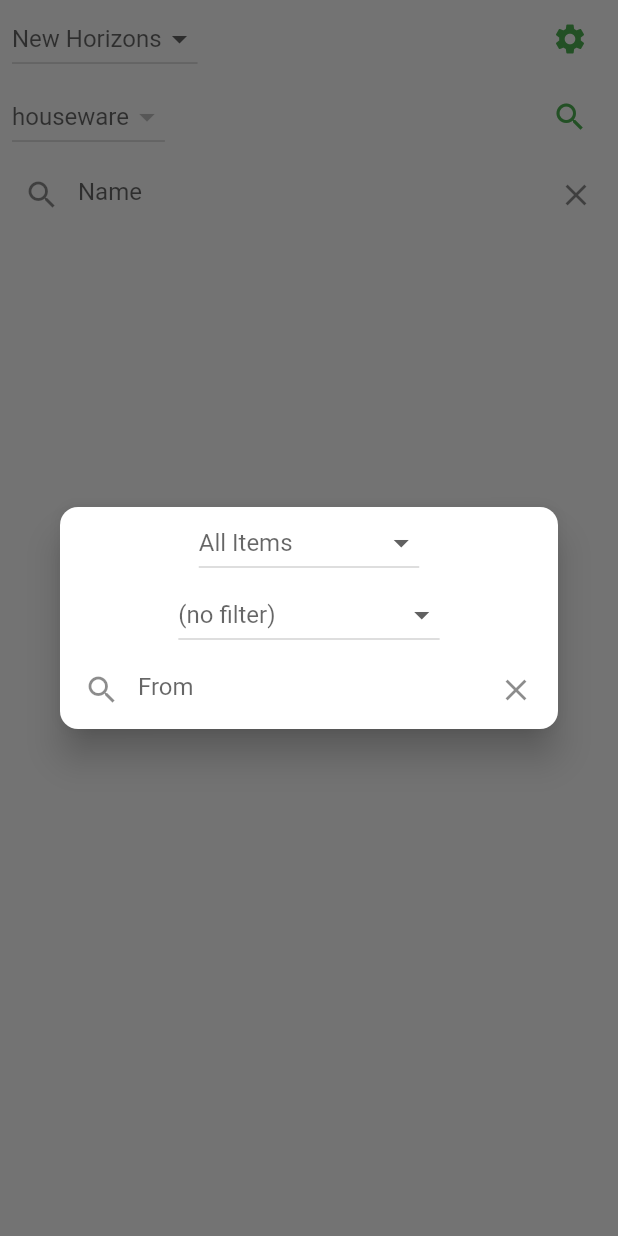
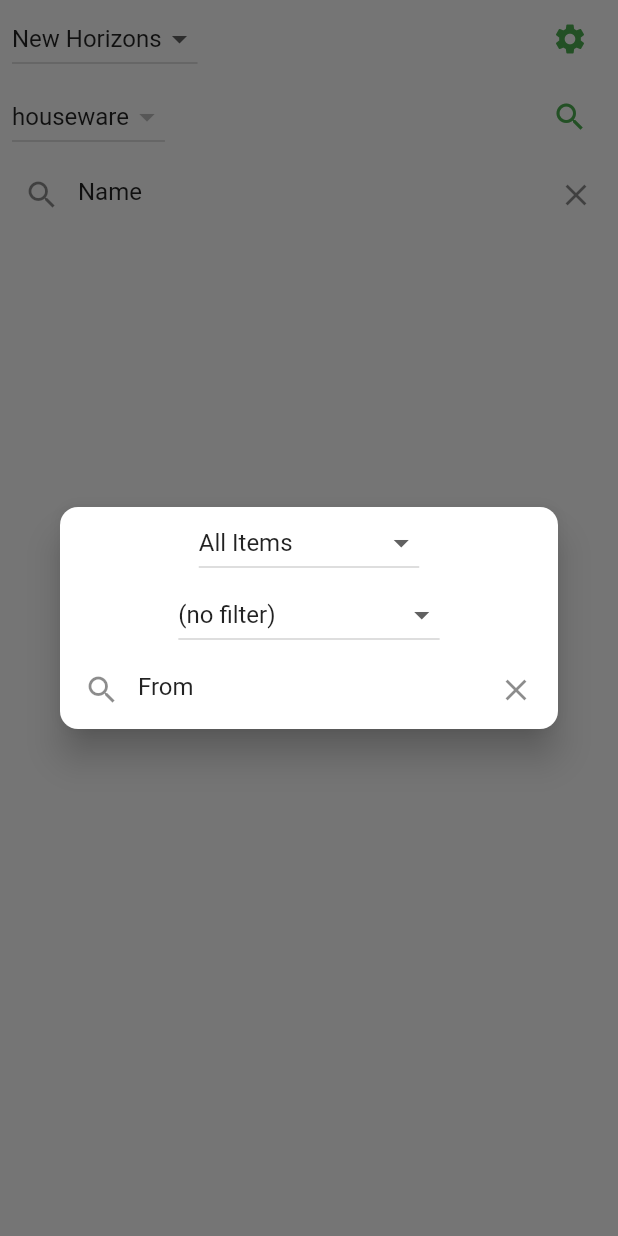
Before and after one commit to armlesswunder/accFlutter, a Flutter app: the screen it shows after launch, after a tap on the "search" icon, on a phone screen of 412 x 824 dp. Run offline on Flutter 3.47's test engine with Material 2 defaults, Android fonts, the light colour scheme and no system bars; our stand-ins replace drift, shared_preferences; accounts and stored records are empty; generated files the repository leaves out were written again; statements that could not run were skipped.

Commit message:
darkMode

```diff
--- a/animal_crossing_catalog_flutter/lib/main.dart
+++ b/animal_crossing_catalog_flutter/lib/main.dart
@@ -1,6 +1,8 @@
 import 'package:animal_crossing_catalog_flutter/MyDatabase.dart';
 import 'package:flutter/material.dart';
 import 'package:shared_preferences/shared_preferences.dart';
+
+bool darkMode = false;
 
 void main() {
   runApp(const MyApp());
@@ -14,7 +16,26 @@
     return MaterialApp(
       title: 'Animal Crossing Catalog',
       theme: ThemeData(
-        primarySwatch: Colors.green,
+        primarySwatch: darkMode ? Colors.deepOrange : Colors.green,
+        scaffoldBackgroundColor: darkMode ? Colors.black87:Colors.white,
+        dialogBackgroundColor: darkMode ? const Color(-12632257):Colors.white,
+        canvasColor: darkMode ? const Color(-12632257):Colors.white,
+        hintColor: darkMode ? Colors.black87:Colors.white70,
+        textTheme: const TextTheme(
+          bodyText1: TextStyle(),
+          bodyText2: TextStyle(),
+          button: TextStyle(),
+        ).apply(
+          bodyColor: !darkMode ? Colors.black87:Colors.white70,
+          displayColor: !darkMode ? Colors.black87:Colors.white70,
+        ),
+          inputDecorationTheme: InputDecorationTheme(
+            filled: true,
+            fillColor: darkMode ? const Color(-14935012):Colors.white10,
+            iconColor: !darkMode ? Colors.black87:Colors.white70,
+            hintStyle: TextStyle(color: !darkMode ? Colors.black87:Colors.white70),
+            labelStyle: TextStyle(color: !darkMode ? Colors.black87:Colors.white70),
+          )
       ),
       home: const MyHomePage(title: 'Animal Crossing Catalog'),
     );
@@ -70,6 +91,9 @@
   final TextEditingController _controller = TextEditingController();
   final TextEditingController _fromController = TextEditingController();
 
+  bool critterColors = true;
+  bool useCurrentDate = true;
+
   @override
   void initState() {
     db = MyDatabase();
@@ -89,8 +113,13 @@
     game = prefs?.getString("game") ?? defaultGame;
     type = prefs?.getString("type") ?? defaultType;
     from = prefs?.getString("${game+type}From") ?? "";
+
     selectedFilter = prefs?.getInt("${game+type}SelectedFilter") ?? FILTER_SELECTED_ALL;
     selectedMonth = prefs?.getInt("${game+type}SelectedMonth") ?? 0;
+
+    darkMode = prefs?.getBool("darkMode") ?? false;
+    critterColors = prefs?.getBool("critterColors") ?? true;
+    useCurrentDate = prefs?.getBool("useCurrentDate") ?? true;
 
     var gameIndex = prefixList.indexOf(game);
     gameDisplay = gamesList[gameIndex];
@@ -121,7 +150,7 @@
 
   Future<void> getData() async {
     List<Map<String, dynamic>> r;
-    getPrefs();
+    await getPrefs();
     if (isSeasonalType(type) && selectedMonth > 0) {
       r = await db!.getSeasonalData(game, type, monthValues[selectedMonth], selectedMonth, monthValues);
     } else {
@@ -174,10 +203,9 @@
 
   @override
   Widget build(BuildContext context) {
-
     return Scaffold(
         appBar: AppBar(
-          backgroundColor: const Color.fromARGB(255, 0, 50, 0),
+          backgroundColor: darkMode ? const Color.fromARGB(255, 0, 0, 0) : const Color.fromARGB(255, 0, 50, 0),
           toolbarHeight: 0.0,
         ),
         body: Column(
@@ -192,10 +220,14 @@
                       gameDropDown(),
                       IconButton(
                         icon: const Icon(Icons.settings),
-                        color: Colors.green,
+                        color: darkMode ? Colors.white60 : Colors.green,
                         tooltip: 'Settings',
                         onPressed: () {
-
+                          Navigator.push(context, MaterialPageRoute<void>(
+                            builder: (BuildContext context) {
+                              return getSettingsScreen();
+                            },
+                          ));
                         },
                       ),
                     ],
@@ -209,7 +241,7 @@
                       typeDropDown(),
                       IconButton(
                         icon: const Icon(Icons.search),
-                        color: Colors.green,
+                        color: darkMode ? Colors.white60 : Colors.green,
                         tooltip: 'Filter',
                         onPressed: () {
                           showDialog(context: context, builder: (BuildContext context) => getFilterDialog());
@@ -223,6 +255,7 @@
             Padding(
               padding: const EdgeInsets.symmetric(horizontal: 4, vertical: 2),
               child: TextField(
+                style: TextStyle(color: !darkMode ? Colors.black87:Colors.white70),
                 controller: _controller,
                 onChanged: onSearchChanged,
                 decoration: InputDecoration(
@@ -255,7 +288,7 @@
                             child: Container(
                               padding: const EdgeInsets.all(8.0),
                               child: Center(
-                                child: Text(displayList[index]['Name']),
+                                child: Text(displayList[index]['Name'], style: TextStyle(color: (darkMode ? Colors.white60 : Colors.black87))),
                               ),
                             ),
                           ),
@@ -277,7 +310,8 @@
                               flex: 1,
                               child: Container(
                                 padding: const EdgeInsets.all(8.0),
-                                child: Checkbox(value: displayList[index]['Selected'] == 1,
+                                child: Checkbox(
+                                  value: displayList[index]['Selected'] == 1,
                                   onChanged: (bool? value) {
                                     db!.updateData(displayList[index]['Type'], displayList[index]['Index'], value!);
                                     displayList[index]['Selected'] = value ? 1 : 0;
@@ -299,23 +333,104 @@
 
   Color getCardColor(Map<String, dynamic> data) {
     if (data["GoneNextMonth"] == true) {
-      return const Color.fromARGB(240, 255, 255, 255);
+      return !darkMode ? const Color.fromARGB(240, 255, 255, 255) : const Color.fromARGB(255, 38, 38, 38);
     } else if (data["GonePreviousMonth"] == true) {
       return const Color.fromARGB(204, 127, 255, 133);
     } else {
-      return data["GoneNextMonth"] == null ? const Color.fromARGB(240, 255, 255, 255) : const Color.fromARGB(205, 255, 118, 118);
+      return data["GoneNextMonth"] == null ? (darkMode ? const Color.fromARGB(255, 38, 38, 38) : const Color.fromARGB(240, 255, 255, 255)) : const Color.fromARGB(205, 255, 118, 118);
     }
   }
 
   Color getInfoIconColor(String? status) {
     switch(status) {
       case null:
-        return Colors.black38;
+        return darkMode ? Colors.white60 : Colors.black38;
       case "unorderable":
         return Colors.orange;
       default:
         return Colors.green;
     }
+  }
+
+  Widget getSettingsScreen() {
+    return StatefulBuilder(builder: (BuildContext context, StateSetter state) {
+      return Scaffold(
+          appBar: AppBar(
+            backgroundColor: (darkMode ? Colors.white10 : Colors.green),
+            title: Text('Settings', style: TextStyle(color: (darkMode ? Colors.white60 : Colors.white70))),
+          ),
+          body: Column(
+            children: [
+              Row(
+                children: [
+                Expanded(
+                  flex: 8,
+                  child: Padding(
+                    padding: EdgeInsets.all(8.0),
+                    child: Text('Dark Mode: ', style: TextStyle(color: (darkMode ? Colors.white60 : Colors.black87)))
+                  ),
+                ),
+                Expanded(
+                  flex: 2,
+                  child: Checkbox(
+                    value: darkMode,
+                    onChanged: (bool? value) {
+                      prefs?.setBool('darkMode', value ??= false);
+                      darkMode = value ??= false;
+                      state(() {});
+                    },
+                  )
+                )
+              ],
+            ),
+              Row(
+                children: [
+                  Expanded(
+                    flex: 8,
+                    child: Padding(
+                        padding: const EdgeInsets.all(8.0),
+                        child: Text('Use Current Date: ', style: TextStyle(color: (darkMode ? Colors.white60 : Colors.black87)))
+                    ),
+                  ),
+                  Expanded(
+                      flex: 2,
+                      child: Checkbox(
+                        value: useCurrentDate,
+                        onChanged: (bool? value) {
+                          prefs?.setBool('useCurrentDate', value ??= true);
+                          useCurrentDate = value ??= false;
+                          state(() {});
+                        },
+                      )
+                  )
+                ],
+              ),
+              Row(
+                children: [
+                  Expanded(
+                    flex: 8,
+                    child: Padding(
+                        padding: EdgeInsets.all(8.0),
+                        child: Text('Critter Warning Colors: ', style: TextStyle(color: (darkMode ? Colors.white60 : Colors.black87)))
+                    ),
+                  ),
+                  Expanded(
+                      flex: 2,
+                      child: Checkbox(
+                        value: critterColors,
+                        onChanged: (bool? value) {
+                          prefs?.setBool('critterColors', value ??= false);
+                          critterColors = value ??= false;
+                          state(() {});
+                        },
+                      )
+                  )
+                ],
+              ),
+          ],
+        )
+      );
+    });
   }
 
   Dialog getInfoDialog(Map<String, dynamic> data) {
@@ -326,7 +441,7 @@
       if (!["Index", "Selected", "Type"].contains(key)) {
         items.add(Padding(
           padding: const EdgeInsets.all(15.0),
-          child: Text('$key: ${data[key]}'),
+          child: Text('$key: ${data[key]}', style: TextStyle(color: (darkMode ? Colors.white60 : Colors.black87))),
         ));
       }
     }
@@ -352,11 +467,11 @@
           mainAxisAlignment: MainAxisAlignment.center,
           children: [
         DropdownButton<String>(
-          hint: Text(filterSelectedChoices[selectedFilter]),
+          hint: Text(filterSelectedChoices[selectedFilter], style: TextStyle(color: (darkMode ? Colors.white60 : Colors.black87))),
           items: filterSelectedChoices.map((String value) {
             return DropdownMenuItem<String>(
               value: value,
-              child: Text(value),
+              child: Text(value, style: TextStyle(color: (darkMode ? Colors.white60 : Colors.black87))),
             );
           }).toList(),
           onChanged: (s) async {
@@ -366,11 +481,11 @@
             state((){});
           }),
         DropdownButton<String>(
-            hint: Text(monthDisplay[selectedMonth]),
+            hint: Text(monthDisplay[selectedMonth], style: TextStyle(color: (darkMode ? Colors.white60 : Colors.black87))),
             items: monthDisplay.map((String value) {
               return DropdownMenuItem<String>(
                 value: value,
-                child: Text(value),
+                child: Text(value, style: TextStyle(color: (darkMode ? Colors.white60 : Colors.black87))),
               );
             }).toList(),
             onChanged: (s) async {
@@ -398,6 +513,7 @@
                     VoidCallback onFieldSubmitted
                     ) {
                   return TextField(
+                    style: TextStyle(color: !darkMode ? Colors.black87:Colors.white70),
                     focusNode: fieldFocusNode,
                     controller: fieldTextEditingController..text = from,
                     onChanged: onFromSearchChanged,
@@ -432,11 +548,11 @@
 
   Widget gameDropDown() {
     return DropdownButton<String>(
-          hint: Text(gameDisplay),
+          hint: Text(gameDisplay, style: TextStyle(color: (darkMode ? Colors.white60 : Colors.black87))),
           items: gamesList.map((String value) {
         return DropdownMenuItem<String>(
           value: value,
-          child: Text(value),
+          child: Text(value, style: TextStyle(color: (darkMode ? Colors.white60 : Colors.black87))),
         );
       }).toList(),
       onChanged: (s) async {
@@ -473,11 +589,11 @@
   Widget typeDropDown() {
     return Container(
         child: DropdownButton<String>(
-          hint: Text(type.replaceAll('_', ' ')),
+          hint: Text(type.replaceAll('_', ' '), style: TextStyle(color: (darkMode ? Colors.white60 : Colors.black87))),
           items: typeTable.map((String value) {
             return DropdownMenuItem<String>(
               value: value,
-              child: Text(value.replaceAll('_', ' ')),
+              child: Text(value.replaceAll('_', ' '), style: TextStyle(color: (darkMode ? Colors.white60 : Colors.black87))),
             );
           }).toList(),
           onChanged: (s) async {
```
